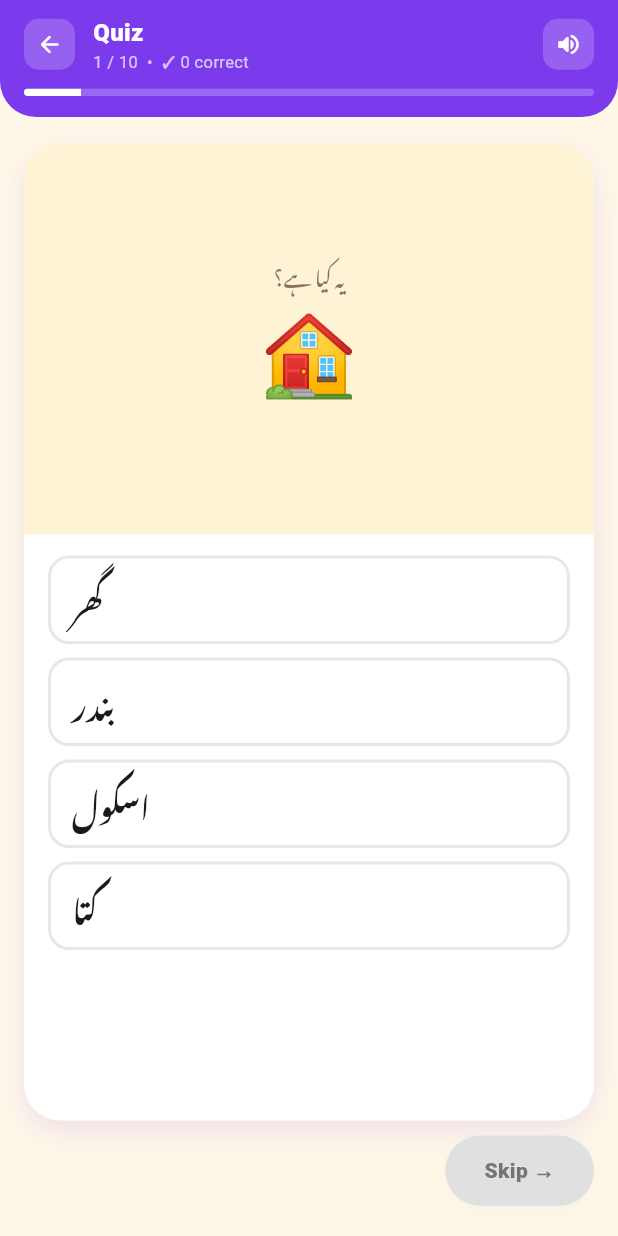
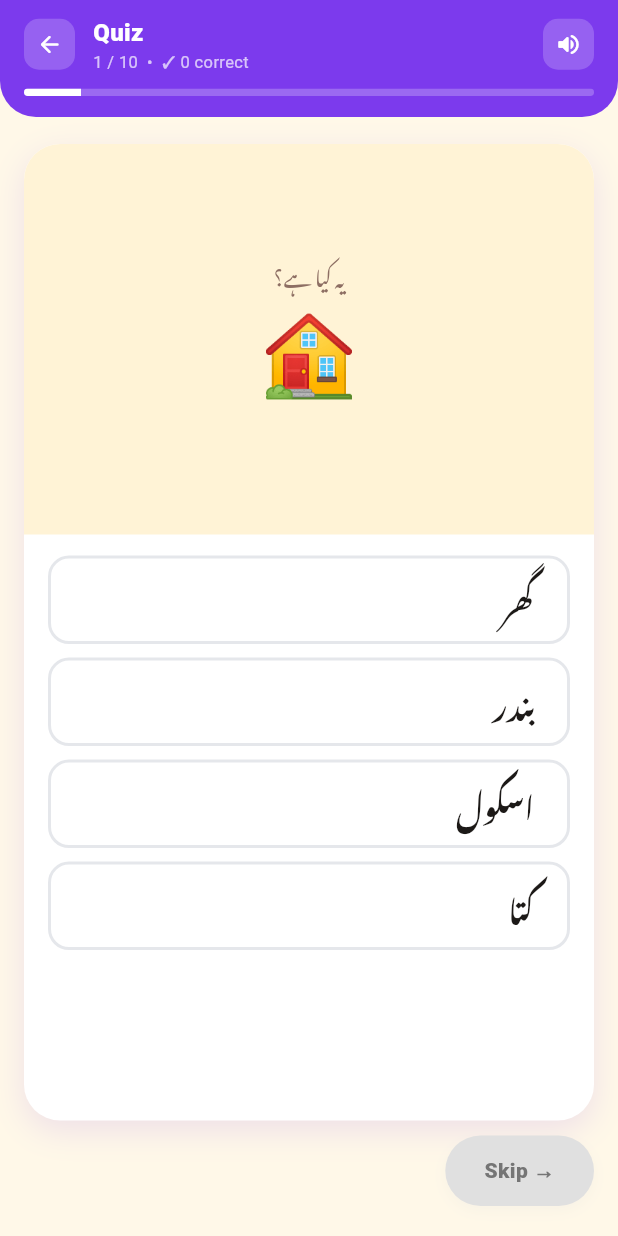
Before and after one commit to asma-siddique/urdu-app, a Flutter app: the QuizScreen screen opened by its route, on a phone screen of 412 x 824 dp. Run offline on Flutter 3.47's test engine with Material 3 defaults, Android fonts, the phone set to English and light mode, and no system bars; our stand-ins replace flutter_tts, shared_preferences, speech_to_text; missing offline and left inert: dart:html, dart:js; accounts and stored records are empty.

Commit message:
my changes before switching branch

```diff
--- a/flutter_app/lib/screens/quiz_screen.dart
+++ b/flutter_app/lib/screens/quiz_screen.dart
@@ -502,8 +502,14 @@ class _QuizFlashCard extends StatelessWidget {
                   topRight: Radius.circular(24),
                 ),
               ),
+              child: LayoutBuilder(
+                builder: (context, constraints) => SingleChildScrollView(
+                  padding: const EdgeInsets.symmetric(vertical: 10, horizontal: 8),
+                  child: ConstrainedBox(
+                    constraints: BoxConstraints(minHeight: constraints.maxHeight - 20),
                     child: Column(
                       mainAxisAlignment: MainAxisAlignment.center,
+                      mainAxisSize: MainAxisSize.min,
                       children: [
                   // Prompt label
                   Directionality(
@@ -528,6 +534,8 @@ class _QuizFlashCard extends StatelessWidget {
                   if (card.kind == _QKind.speakWord) ...[
                     Directionality(
                       textDirection: TextDirection.rtl,
+                      child: FittedBox(
+                        fit: BoxFit.scaleDown,
                         child: Text(card.mainText,
                             style: TextStyle(
                               fontFamily: 'NotoNastaliqUrdu',
@@ -536,6 +544,7 @@ class _QuizFlashCard extends StatelessWidget {
                               color: color,
                               height: 1.2,
                             )),
+                      ),
                     ),
                     Text(card.name,
                         style: const TextStyle(
@@ -564,6 +573,9 @@ class _QuizFlashCard extends StatelessWidget {
                     ],
                   ],
                 ],
+                    ),
+                  ),
+                ),
               ),
             ),
           ),
@@ -614,21 +626,25 @@ class _QuizFlashCard extends StatelessWidget {
                                   Border.all(color: borderColor, width: 2),
                             ),
                             child: Row(
-                              mainAxisAlignment:
-                                  MainAxisAlignment.spaceBetween,
                               children: [
-                                Directionality(
+                                Expanded(
+                                  child: Directionality(
                                     textDirection: TextDirection.rtl,
-                                  child: Flexible(
-                                    child: Text(card.choices[i],
+                                    child: Text(
+                                      card.choices[i],
                                       style: TextStyle(
                                         fontFamily: 'NotoNastaliqUrdu',
                                         fontSize: 20,
                                         fontWeight: FontWeight.w700,
                                         color: textColor,
-                                        )),
+                                      ),
+                                      maxLines: 2,
+                                      overflow: TextOverflow.ellipsis,
+                                      textAlign: TextAlign.right,
                                     ),
                                   ),
+                                ),
+                                const SizedBox(width: 8),
                                 if (revealed && i == card.correctIndex)
                                   const Icon(Icons.check_circle_rounded,
                                       color: Colors.green, size: 20),
@@ -1114,15 +1130,11 @@ class _SentenceQuizState extends State<SentenceQuizScreen>
                                                         width: 2),
                                                   ),
                                                   child: Row(
-                                                    mainAxisAlignment:
-                                                        MainAxisAlignment
-                                                            .spaceBetween,
                                                     children: [
-                                                      Directionality(
+                                                      Expanded(
+                                                        child: Directionality(
                                                           textDirection:
-                                                            TextDirection
-                                                                .rtl,
-                                                        child: Flexible(
+                                                              TextDirection.rtl,
                                                           child: Text(
                                                             card.choices[i],
                                                             style: TextStyle(
@@ -1135,9 +1147,16 @@ class _SentenceQuizState extends State<SentenceQuizScreen>
                                                               color:
                                                                   textColor,
                                                             ),
+                                                            maxLines: 2,
+                                                            overflow:
+                                                                TextOverflow
+                                                                    .ellipsis,
+                                                            textAlign:
+                                                                TextAlign.right,
                                                           ),
                                                         ),
                                                       ),
+                                                      const SizedBox(width: 8),
                                                       if (_revealed &&
                                                           i ==
                                                               card.correctIndex)
```
Lines whose indentation alone changed are shown as unchanged.
